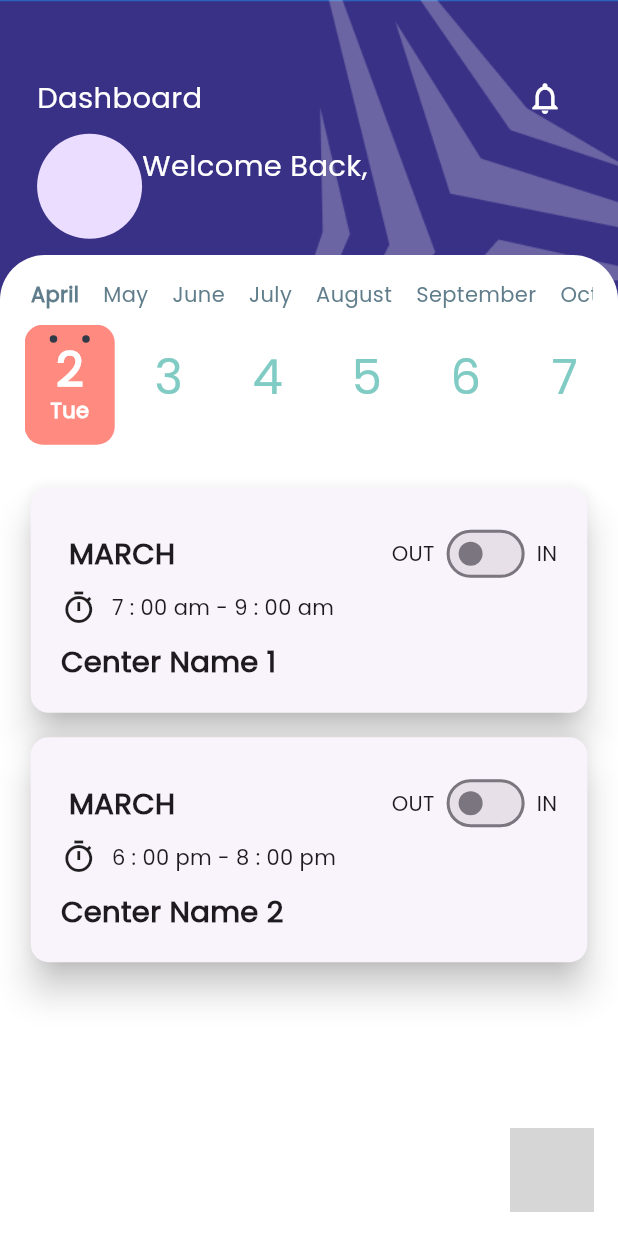
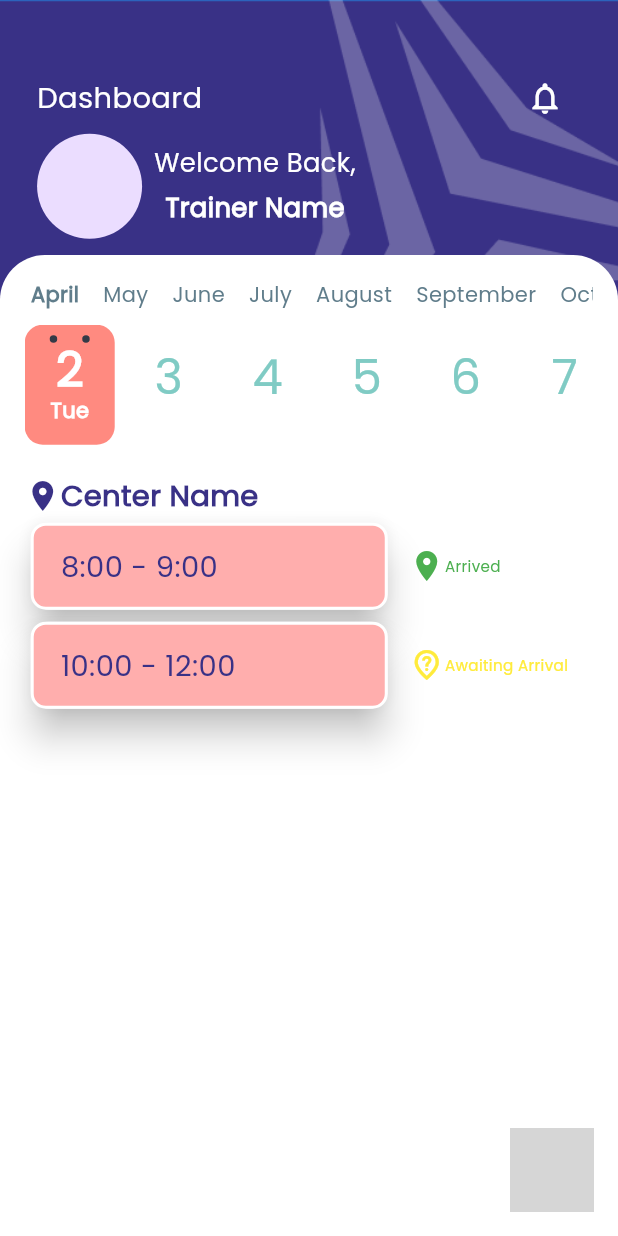
Before and after one commit to Surabhiprissoft/sahyog, a Flutter app: the TrainerDashboard screen opened directly, on a phone screen of 412 x 824 dp. Run offline on Flutter 3.47's test engine with Material 3 defaults, Android fonts, the phone set to English and light mode, and no system bars; drawn by our look-alikes of calendar_timeline; our stand-ins replace animated_splash_screen, custom_sliding_segmented_control, flutter_svg, get, get_storage, google_fonts and 5 more; missing offline and left inert: dart:ffi, fab_circular_menu_plus; accounts and stored records are empty; network calls fail; project files that could hold a hidden picture were left out; grey boxes are pictures that could not be loaded.

Commit message:
complete ui part of trainer dashboard

```diff
--- a/lib/Screens/ScheduleTrainer.dart
+++ b/lib/Screens/ScheduleTrainer.dart
@@ -180,9 +180,9 @@ class ScheduleTrainer extends GetView<ScheduleTrainerController> {
                                                             deleteIconColor: Colors
                                                                 .white,
                                                             label: Text(trainee
-                                                                .traineeName),
+                                                                .traineeName,style: TextStyle(color: Colors.white),),
                                                             backgroundColor: AppColors
-                                                                .redRacket,
+                                                                .appThemeColor,
                                                             onDeleted: () {
                                                              /* controller
                                                                   .toggleSelection(
@@ -209,9 +209,9 @@ class ScheduleTrainer extends GetView<ScheduleTrainerController> {
                                                             ),
                                                           ):Chip(
                                                             label: Text(trainee
-                                                                .traineeName),
+                                                                .traineeName,style: TextStyle(color: Colors.white)),
                                                             backgroundColor: AppColors
-                                                                .redRacket,
+                                                                .appThemeColor,
                                                             shape: RoundedRectangleBorder(
                                                               borderRadius: BorderRadius
                                                                   .circular(
--- a/lib/Screens/TrainerDashboard.dart
+++ b/lib/Screens/TrainerDashboard.dart
@@ -2,6 +2,7 @@ import 'package:calendar_timeline/calendar_timeline.dart';
 import 'package:fab_circular_menu_plus/fab_circular_menu_plus.dart';
 import 'package:flutter/cupertino.dart';
 import 'package:flutter/material.dart';
+import 'package:flutter/widgets.dart';
 import 'package:get/get.dart';
 import 'package:responsive_sizer/responsive_sizer.dart';
 import 'package:sahyog/Screens/ManageTrainee.dart';
@@ -124,19 +125,21 @@ class TrainerDashboard extends GetView<TrainerDashboardController> {
                           CircleAvatar(
                             radius: 35.0,
                           ),
+                          SizedBox(width: 8.0,),
                           Column(
                             children: [
                               Text("Welcome Back,",style: TextStyle(
-                                fontSize: 18.sp,
+                                fontSize: 17.sp,
                                 fontStyle: FontStyle.normal,
                                 color: Colors.white,
                                 fontWeight: FontWeight.w400,
                               )),
-                              Text(trainerdashBoardController.userName,style: TextStyle(
-                                fontSize: 18.sp,
+                              SizedBox(height: 5.0,),
+                              Text("Trainer Name",style: TextStyle(
+                                fontSize: 17.sp,
                                 fontStyle: FontStyle.normal,
                                 color: Colors.white,
-                                fontWeight: FontWeight.w400,
+                                fontWeight: FontWeight.w700,
                               )),
                             ],
                           )
@@ -168,6 +171,7 @@ class TrainerDashboard extends GetView<TrainerDashboardController> {
                       ),
                     ),
                     child: Column(
+                      crossAxisAlignment: CrossAxisAlignment.start,
                       children: [
                         CalendarTimeline(
                           initialDate: DateTime.now(),
@@ -186,152 +190,17 @@ class TrainerDashboard extends GetView<TrainerDashboardController> {
                           locale: 'en_ISO',
                         ),
 
-                        Container(
-                          width: MediaQuery
-                              .of(context)
-                              .size
-                              .width,
-                          //height: 30.h,
-                          margin: EdgeInsets.only(top: 3.h),
-                          child: Card(
-                            surfaceTintColor: Colors.white,
-                            elevation: 10.0,
-                            child: Container(
-                              margin: EdgeInsets.all(20.0),
-                              child: Column(
-                                crossAxisAlignment: CrossAxisAlignment.start,
-                                children: [
-                                  Row(
-                                    mainAxisAlignment: MainAxisAlignment
-                                        .spaceBetween,
-                                    children: [
-                                      Row(
-                                        children: [
-                                          Obx(() {
-                                            return Text(
-                                                trainerdashBoardController
-                                                    .SelectedDate.value,
-                                                style: TextStyle(
-                                                    fontSize: 18.sp,
-                                                    fontWeight: FontWeight
-                                                        .w500));
-                                          }),
-                                          Text(" MARCH", style: TextStyle(
-                                              fontSize: 18.sp,
-                                              fontWeight: FontWeight.w700),)
-                                        ],
-                                      ),
-                                      Row(
-                                        children: [
-                                          Text("OUT "),
-                                          Obx(() {
-                                            return Switch(
-                                                value: trainerdashBoardController
-                                                    .switchValue.value,
-                                                onChanged: (value) {
-                                                  setState() {
-                                                    trainerdashBoardController
-                                                        .switchValue
-                                                        .value = value;
-                                                  }
-                                                });
-                                          }),
-                                          Text(" IN"),
-                                        ],
-                                      )
-                                    ],
-                                  ),
-                                  Row(
-                                    children: [
-                                      SizedBox(height: 20.0,),
-                                      Icon(Icons.timer_sharp),
-                                      SizedBox(width: 10.0,),
-                                      Text("7 : 00 am - 9 : 00 am")
-                                    ],
-                                  ),
-                                  SizedBox(height: 10.0,),
-                                  Text("Center Name 1", style: TextStyle(
-                                      fontSize: 18.sp,
-                                      fontWeight: FontWeight.w700),
-                                    textAlign: TextAlign.start,)
-                                ],
-                              ),
-                            ),
-                          ),
+                        SizedBox(height: 20.0,),
+                        Row(
+                          children: [
+                            Icon(Icons.location_on,color: AppColors.appThemeColor,),
+                            Text("Center Name",style: TextStyle(color: AppColors.appThemeColor,fontSize: 18.sp,fontWeight: FontWeight.w700),),
+                          ],
                         ),
-                        Container(
-                          width: MediaQuery
-                              .of(context)
-                              .size
-                              .width,
-                          //height: 30.h,
-                          margin: EdgeInsets.only(top: 1.h),
-                          child: Card(
-                            surfaceTintColor: Colors.white,
-                            elevation: 10.0,
-                            child: Container(
-                              margin: EdgeInsets.all(20.0),
-                              child: Column(
-                                crossAxisAlignment: CrossAxisAlignment.start,
-                                children: [
-                                  Row(
-                                    mainAxisAlignment: MainAxisAlignment
-                                        .spaceBetween,
-                                    children: [
-                                      Row(
-                                        children: [
-                                          Obx(() {
-                                            return Text(
-                                                trainerdashBoardController
-                                                    .SelectedDate.value,
-                                                style: TextStyle(
-                                                    fontSize: 18.sp,
-                                                    fontWeight: FontWeight
-                                                        .w500));
-                                          }),
-                                          Text(" MARCH", style: TextStyle(
-                                              fontSize: 18.sp,
-                                              fontWeight: FontWeight.w700),)
-                                        ],
-                                      ),
-                                      Row(
-                                        children: [
-                                          Text("OUT "),
-                                          Obx(() {
-                                            return Switch(
-                                                value: trainerdashBoardController
-                                                    .switchValue.value,
-                                                onChanged: (value) {
-                                                  setState() {
-                                                    trainerdashBoardController
-                                                        .switchValue
-                                                        .value = value;
-                                                  }
-                                                });
-                                          }),
-                                          Text(" IN"),
-                                        ],
-                                      )
-                                    ],
-                                  ),
-                                  Row(
-                                    children: [
-                                      SizedBox(height: 20.0,),
-                                      Icon(Icons.timer_sharp),
-                                      SizedBox(width: 10.0,),
-                                      Text("6 : 00 pm - 8 : 00 pm")
-                                    ],
-                                  ),
-                                  SizedBox(height: 10.0,),
-                                  Text("Center Name 2", style: TextStyle(
-                                      fontSize: 18.sp,
-                                      fontWeight: FontWeight.w700),
-                                    textAlign: TextAlign.start,)
-                                ],
-                              ),
-                            ),
-                          ),
-                        ),
+
+                        SingleTrainerSlot(slotTiming: "8:00 - 9:00",locationStatus: "Arrived",),
+                        SingleTrainerSlot(slotTiming: "10:00 - 12:00",locationStatus: "Awaiting Arrival",),
+
                       ],
                     )
                 )
@@ -344,3 +213,78 @@ class TrainerDashboard extends GetView<TrainerDashboardController> {
     );
   }
 }
+
+class SingleTrainerSlot extends StatelessWidget {
+  final String locationStatus;
+  final String slotTiming;
+
+  const SingleTrainerSlot({
+    super.key,
+    required this.slotTiming,
+    required this.locationStatus
+  });
+
+  @override
+  Widget build(BuildContext context) {
+    return Row(
+      mainAxisAlignment: MainAxisAlignment.spaceBetween,
+
+      children: [
+        Expanded(
+          flex:2,
+          child: Card(
+            elevation: 10.0,
+            child: Container(
+              padding: EdgeInsets.symmetric(horizontal: 10.0, vertical: 5.0),
+              decoration: BoxDecoration(
+                color: AppColors
+                    .slotCardBackground,
+                border: Border.all(
+                    color: Colors.white,
+                    width: 2),
+                borderRadius: BorderRadius
+                    .circular(10),
+              ),
+              child: Column(
+                children: [
+                  Row(
+                    mainAxisAlignment: MainAxisAlignment
+                        .spaceBetween,
+                    children: [
+                      Container(
+                        padding: EdgeInsets.all(8.0),
+                        child: Text(
+                          slotTiming,
+                          style: TextStyle(
+                              fontSize: 18.sp,
+                              fontWeight: FontWeight.normal,
+                              color: AppColors
+                                  .appThemeColor),
+                        ),
+                      ),
+                      SizedBox(width: 15.0),
+                    ],
+                  ),
+
+                ],
+              ),
+            ),
+          ),
+        ),
+        SizedBox(width: 10.0,),
+        Expanded(
+            flex:1,
+            child: Row(
+              children: [
+                locationStatus=="Arrived"? Icon(Icons.location_on_sharp,color: Colors.green,):Icon(Icons.not_listed_location_outlined,color: Colors.yellow,),
+                Text(
+                    locationStatus,
+                  style: TextStyle(fontSize:13.sp,color: locationStatus=="Arrived" ? Colors.green : Colors.yellow),
+                ),
+              ],
+            )
+        )
+      ],
+    );
+  }
+}
--- a/lib/Screens/main.dart
+++ b/lib/Screens/main.dart
@@ -51,7 +51,7 @@ class MyApp extends StatelessWidget {
             fontFamily: "Poppins",
             useMaterial3: true,
           ),
-          home:TrainerDashboard()//SplashPageView()
+          home: SplashPageView()
 
         );
 
--- a/lib/controller/TrainerDashboardController.dart
+++ b/lib/controller/TrainerDashboardController.dart
@@ -8,14 +8,13 @@ class TrainerDashboardController extends GetxController{
 
   RxBool switchValue = false.obs;
   RxString SelectedDate = ''.obs;
-  String userName = '';
+
 
 
   @override
   void onInit() {
     // TODO: implement onInit
     super.onInit();
-    userName = PreferenceUtils.getString(AppConstants.USERNAME);
    // print("Role from PreferenceUtils: $role");
   }
 }
--- a/lib/utils/app_constants.dart
+++ b/lib/utils/app_constants.dart
@@ -22,9 +22,9 @@ class AppConstants
   static const GETCENTERS="timeslots/center";
   static const UPDATEPASSWORD="updatepassword/";
   static const FORGOTPASSWORD="forgotpassword/";
-  static const TRAINERLIST="users/1/";
-  static const UNAPPROVEDRTAINERLIST="unapprovedusers/1/";
-  static const UNAPPROVEDTRAINEELIST="unapprovedusers/2/";
+  static const TRAINERLIST="users/1";
+  static const UNAPPROVEDRTAINERLIST="unapprovedusers/1";
+  static const UNAPPROVEDTRAINEELIST="unapprovedusers/2";
   static const TRAINEELIST="users/2/";
   static const ADMINDASHBOARD="admindashboard/admindash/";
   static const GETTIMESLOTS="timeslots/centretimeslot/";
```
